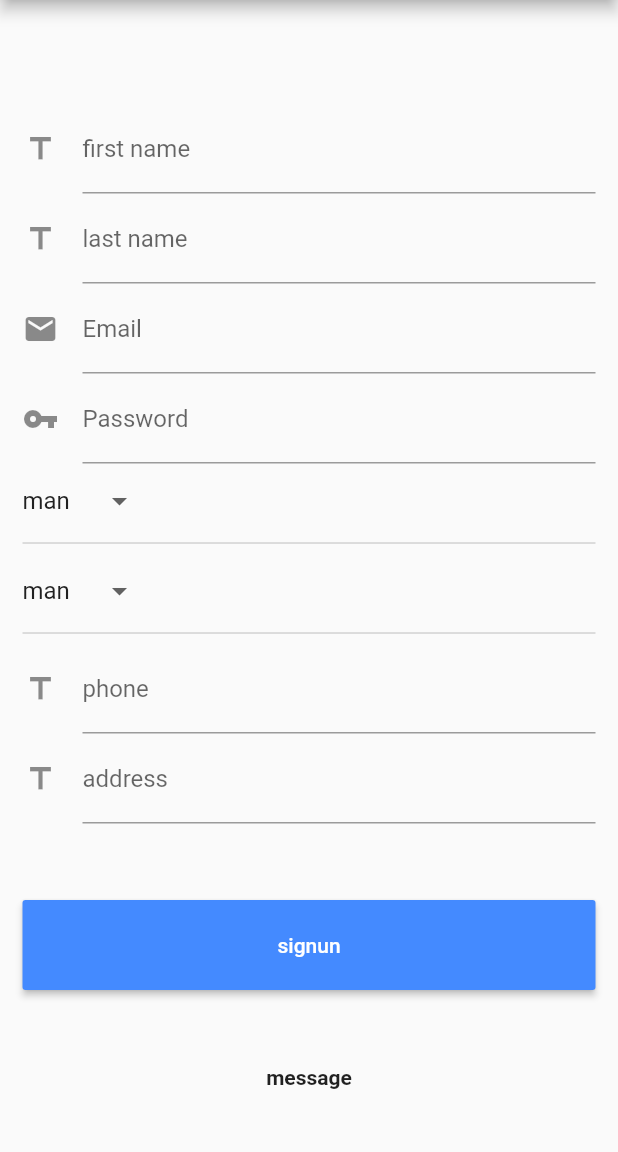
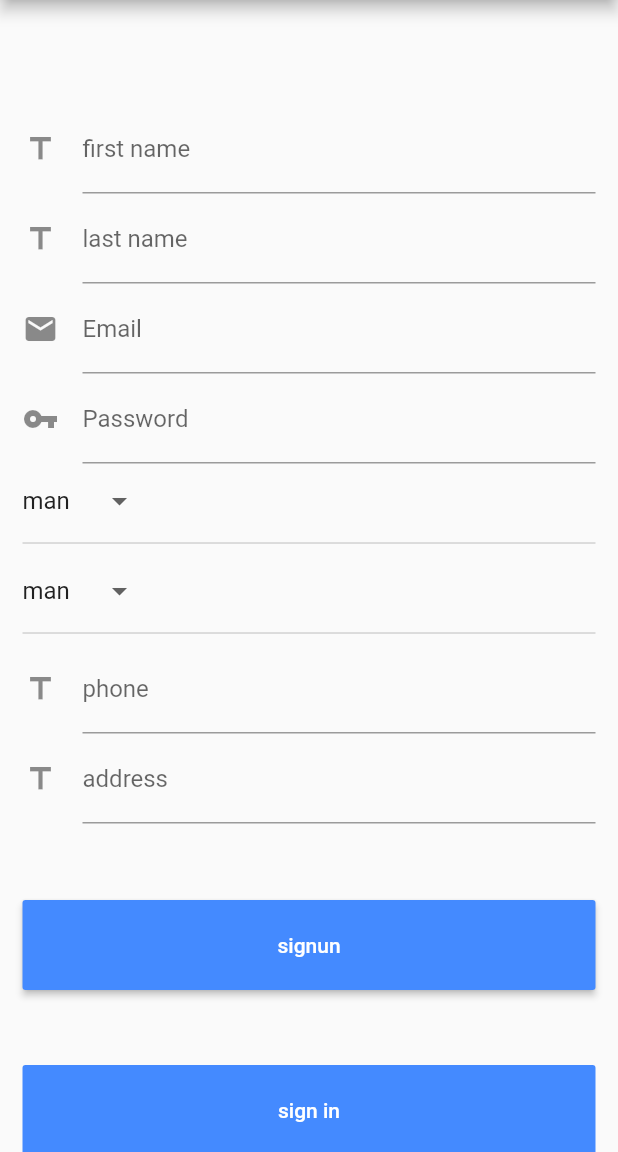
Before and after one commit to ibrahimBougaoua/factory_moblie_app, a Flutter app: the screen it shows after launch, after a tap on "sign up", on a phone screen of 412 x 824 dp, the part 84-1236 px from its top. Run offline on Flutter 3.47's test engine with Material 2 defaults, Android fonts, the phone set to English and light mode, and no system bars; our stand-ins replace shared_preferences; network calls fail.

Commit message:
Refactoring : Main & signup

```diff
--- a/lib/main.dart
+++ b/lib/main.dart
@@ -1,6 +1,7 @@
 import 'package:flutter/material.dart';
 import 'package:factory_moblie_app/controller/api.dart';
 import 'package:factory_moblie_app/view/signin.dart';
+import 'package:factory_moblie_app/view/signup.dart';
 
 void main() async {
   Api i = new Api();
@@ -16,10 +17,11 @@ class MyApp extends StatelessWidget {
       theme: ThemeData(
         primaryColor: Colors.amber
       ),
-      home: Signin(title: 'Signin'),
-      routes: <String,WidgetBuilder>{
-        '/signin' : (BuildContext context) => Signin(title:title)
-      }
+        home: Signin(title: 'Signin'),
+        routes: <String,WidgetBuilder>{
+          '/signin' : (BuildContext context) => Signin(title:title),
+          '/signup' : (BuildContext context) => Signup(title:title),
+        }
     );
   }
 }
--- a/lib/view/signin.dart
+++ b/lib/view/signin.dart
@@ -102,7 +102,7 @@ class SigninState extends State<Signin> {
                     )
                   ),
                   color: Colors.blueAccent,
-                  child: new Text('sign up',style: new TextStyle(color: Colors.white,backgroundColor: Colors.blueAccent),),
+                  child: new Text('sign up',style: new TextStyle(color: Colors.white),),
                 ),
               ),
             ],
--- a/lib/view/signup.dart
+++ b/lib/view/signup.dart
@@ -1,4 +1,5 @@
 import 'package:factory_moblie_app/controller/api.dart';
+import 'package:factory_moblie_app/view/signin.dart';
 import 'package:flutter/material.dart';
 import 'package:flutter/widgets.dart';
 
@@ -179,6 +180,18 @@ class SignupState extends State<Signup> {
               new Padding(padding: new EdgeInsets.only(top: 50)),
               Container(
                 height: 60,
+                child: new FlatButton(
+                  onPressed: () => Navigator.of(context).push(
+                      new MaterialPageRoute(
+                          builder: (BuildContext context) => new Signin()
+                      )
+                  ),
+                  color: Colors.blueAccent,
+                  child: new Text('sign in',style: new TextStyle(color: Colors.white),),
+                ),
+              ),
+              Container(
+                height: 60,
                 child: new Text(
                   'message',
                   textAlign: TextAlign.center,
```
